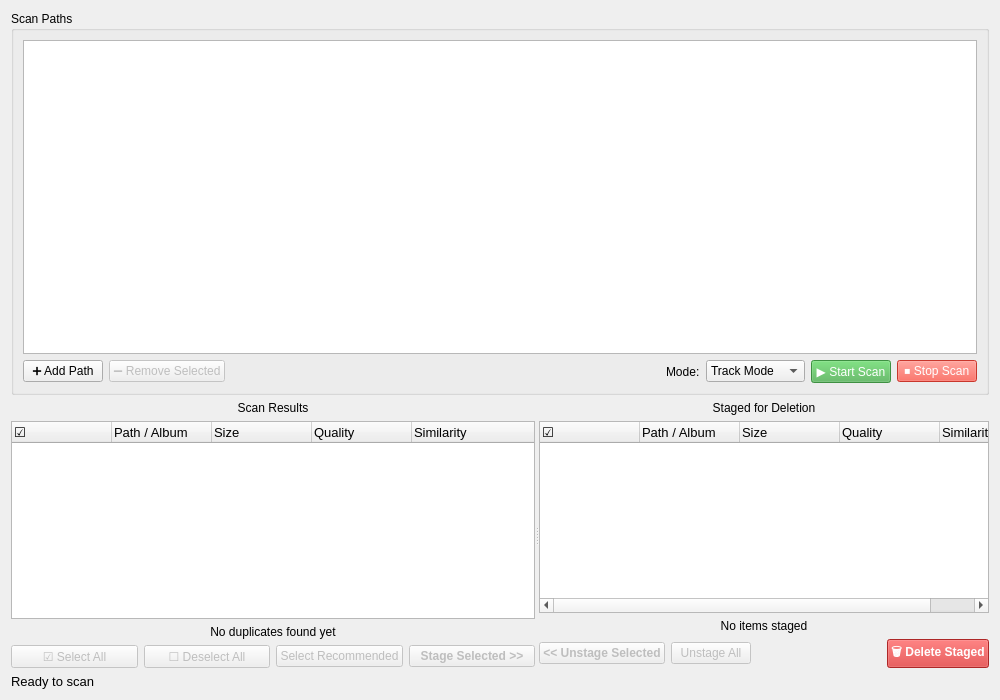
First picture: the form in src/duperscooper_gui/ui/dual_pane_widget.ui, repository ohtostado/duperscooper, before the edit.
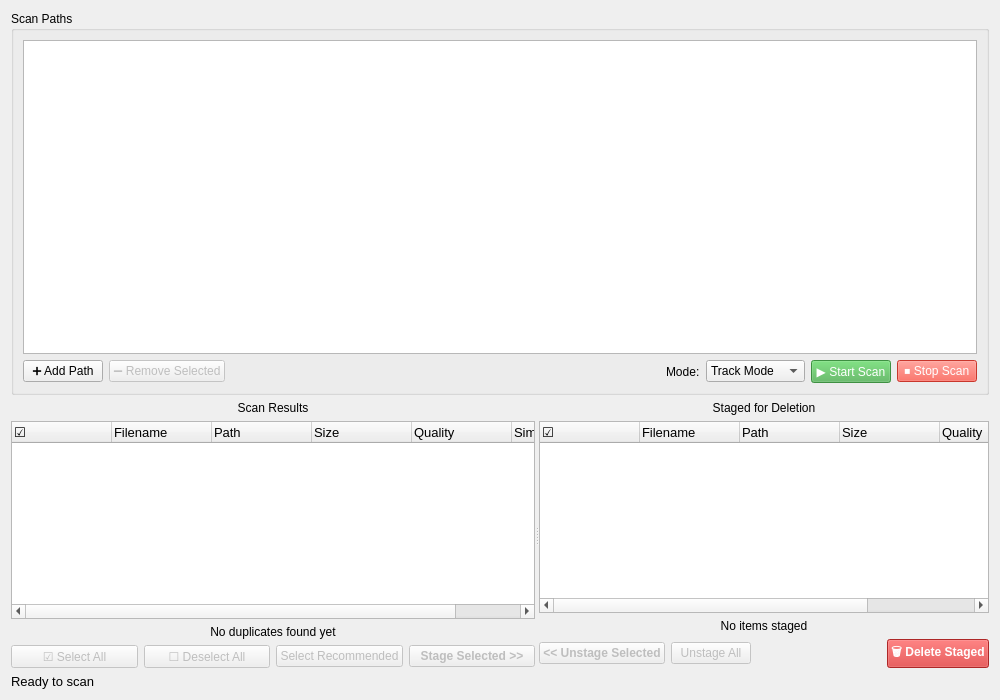
Second picture: the form after the edit.

Commit message: feat: separate path and filename into two columns

Diff of the .ui file:
```diff
--- a/src/duperscooper_gui/ui/dual_pane_widget.ui
+++ b/src/duperscooper_gui/ui/dual_pane_widget.ui
@@ -181,7 +181,12 @@
          </column>
          <column>
           <property name="text">
-           <string>Path / Album</string>
+           <string>Filename</string>
+          </property>
+         </column>
+         <column>
+          <property name="text">
+           <string>Path</string>
           </property>
          </column>
          <column>
@@ -306,7 +311,12 @@
          </column>
          <column>
           <property name="text">
-           <string>Path / Album</string>
+           <string>Filename</string>
+          </property>
+         </column>
+         <column>
+          <property name="text">
+           <string>Path</string>
           </property>
          </column>
          <column>
```
The commit also changes 21 other files.
